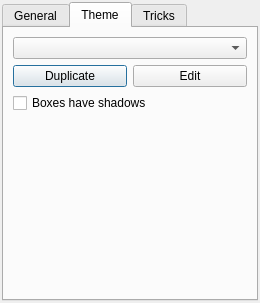
Before: the Qt Designer form resources/ui/canvas_options.ui in Houston4444/HoustonPatchbay, drawn with Qt 5.
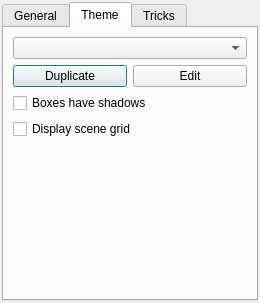
After: the same form once the commit is applied. The open tabs and pages were chosen to show the change. Icons and pictures are not drawn.

Commit message: display/hide grid widget options in options dialog

Diff of the .ui file:
```diff
--- a/resources/ui/canvas_options.ui
+++ b/resources/ui/canvas_options.ui
@@ -219,6 +219,13 @@
              </property>
             </widget>
            </item>
+           <item>
+            <widget class="QCheckBox" name="checkBoxSceneGrid">
+             <property name="text">
+              <string>Display scene grid</string>
+             </property>
+            </widget>
+           </item>
            <item>
             <spacer name="verticalSpacer_3">
              <property name="orientation">
```
The commit also changes 6 other files.
